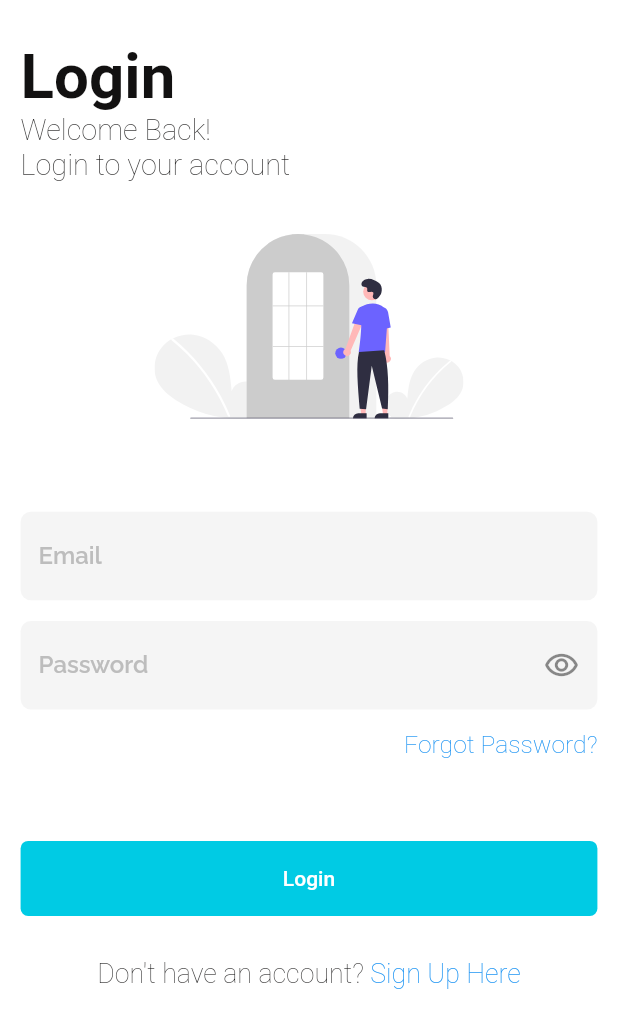
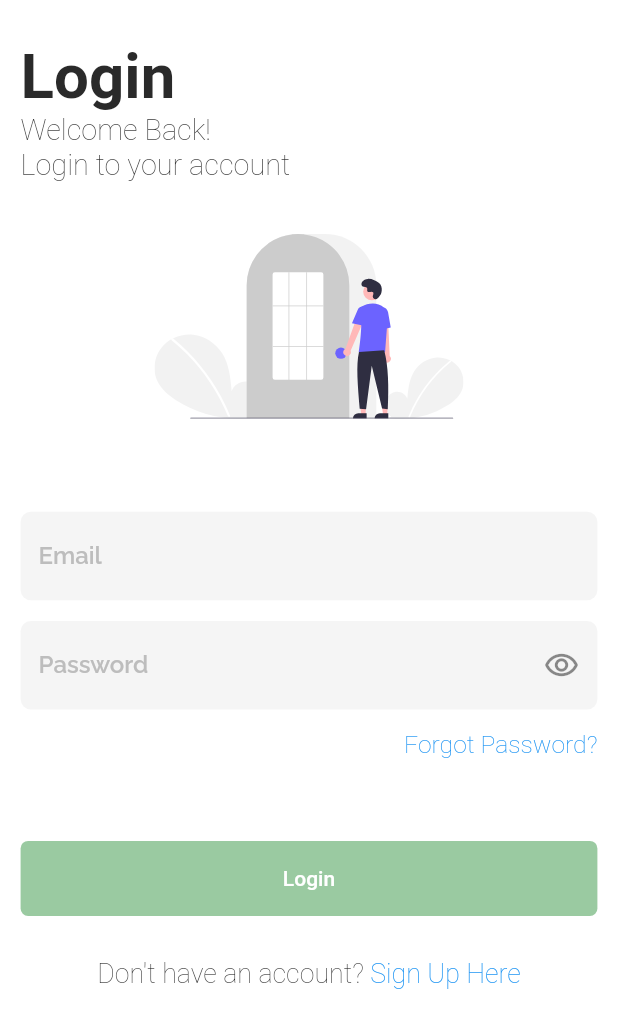
Before and after one commit to olamilekan-adeleke/kod-chat-updated, a Flutter app: the screen it shows after launch, on a phone screen of 412 x 824 dp. Shown: the top 1028 px of the screen. Run offline on Flutter 3.47's test engine with Material 2 defaults, Android fonts, the phone set to English and light mode, and no system bars; our stand-ins replace cached_network_image, cloud_firestore, firebase_auth, firebase_core, firebase_messaging, flutter_local_notifications and 6 more; accounts and stored records are empty; Roboto replaces fonts that are missing (Blinker).

Commit message:
update colors

```diff
--- a/lib/cores/constants/color.dart
+++ b/lib/cores/constants/color.dart
@@ -1,8 +1,8 @@
 import 'package:flutter/material.dart';
 
-const Color kcTextColor = Color(0xff121111);
-const Color kcPrimaryColor = Color(0xff00CBE4);
-const Color kcPrimaryColorTwo = Color(0xff73B7CC);
+const Color kcTextColor = Color(0xff2a2a2a);
+const Color kcPrimaryColor = Color(0xff9acaa1);
+const Color kcPrimaryColorTwo = Color(0xff214326);
 const Color kcGreyLight = Color(0xffEEEEEE);
 const Color kcGrey400 = Color(0xffBDBDBD);
 const Color kcGrey300 = Color(0xffD6D6D6);
--- a/lib/kod_chat_app.dart
+++ b/lib/kod_chat_app.dart
@@ -18,6 +18,7 @@ class KodChatApp extends StatelessWidget {
         title: 'Kod Chat',
         theme: ThemeData(
           primaryColor: kcPrimaryColor,
+          accentColor: kcPrimaryColorTwo,
         ),
         home: WrapperScreen(),
         getPages: getPages(),
@@ -28,8 +29,8 @@ class KodChatApp extends StatelessWidget {
 
 List<GetPage<dynamic>>? getPages() {
   return <GetPage<dynamic>>[
-    GetPage(name: RouteName.login, page: ()=> LoginScreen()),
-    GetPage(name: RouteName.signup, page: ()=> SignupScreen()),
+    GetPage(name: RouteName.login, page: () => LoginScreen()),
+    GetPage(name: RouteName.signup, page: () => SignupScreen()),
     GetPage(name: RouteName.forgotPassword, page: () => ForgotPasswordScreen()),
     GetPage(name: RouteName.home, page: () => ConversationScreen()),
   ];
```
